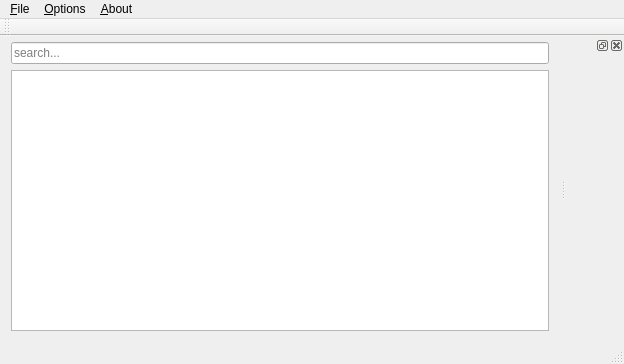
Above: gui/mainwindow.ui from Mezzofanti/qamus before the change. Below: the same form after it.
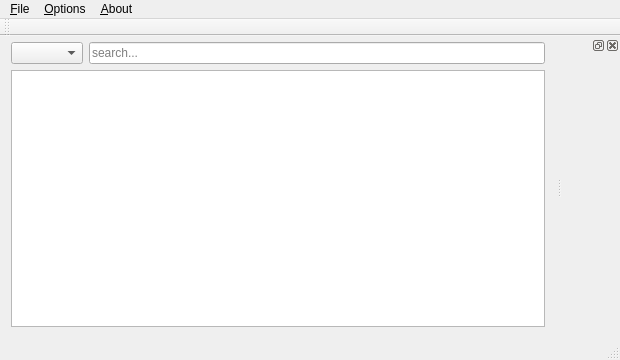
That is the form after the change. Icons and pictures are not drawn.

Commit message: - fix debug build to have all symbols - fix default log level - fix Windows build - fix log output routine - add "nosearch" state for QamusView (no cache needed) - add search column selection combobox - add console logging for Windows

Diff of the .ui file:
```diff
--- a/gui/mainwindow.ui
+++ b/gui/mainwindow.ui
@@ -6,8 +6,8 @@
    <rect>
     <x>0</x>
     <y>0</y>
-    <width>624</width>
-    <height>364</height>
+    <width>620</width>
+    <height>360</height>
    </rect>
   </property>
   <property name="windowTitle">
@@ -22,6 +22,15 @@
      <number>6</number>
     </property>
     <item>
+     <layout class="QHBoxLayout" name="horizontalLayout">
+      <item>
+       <widget class="QComboBox" name="columnSelectBox">
+        <property name="focusPolicy">
+         <enum>Qt::NoFocus</enum>
+        </property>
+       </widget>
+      </item>
+      <item>
      <widget class="QLineEdit" name="searchBox">
       <property name="maxLength">
        <number>256</number>
@@ -34,6 +43,8 @@
       </property>
      </widget>
     </item>
+     </layout>
+    </item>
     <item>
      <widget class="QTableView" name="lexiconView">
       <property name="sizePolicy">
@@ -72,7 +83,7 @@
     <rect>
      <x>0</x>
      <y>0</y>
-     <width>624</width>
+     <width>620</width>
      <height>20</height>
     </rect>
    </property>
```
Left out of the diff: 17 changed lines with no effect on the pictures. Lines whose indentation alone changed are shown as unchanged. The commit also changes 10 other files.
